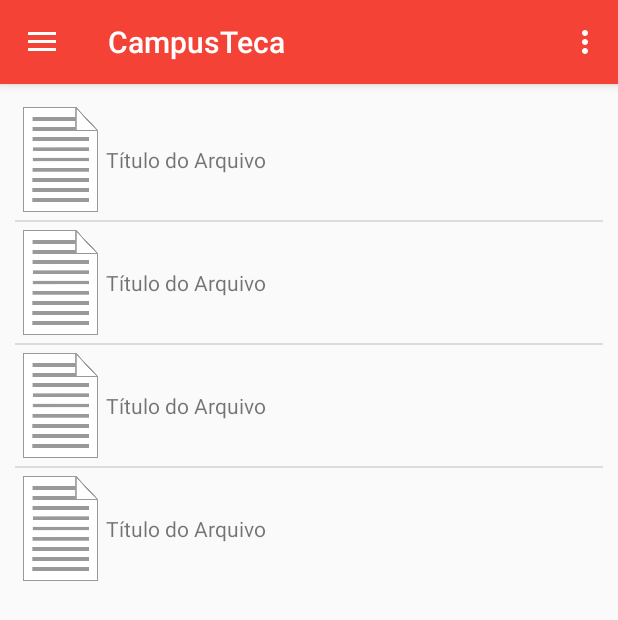
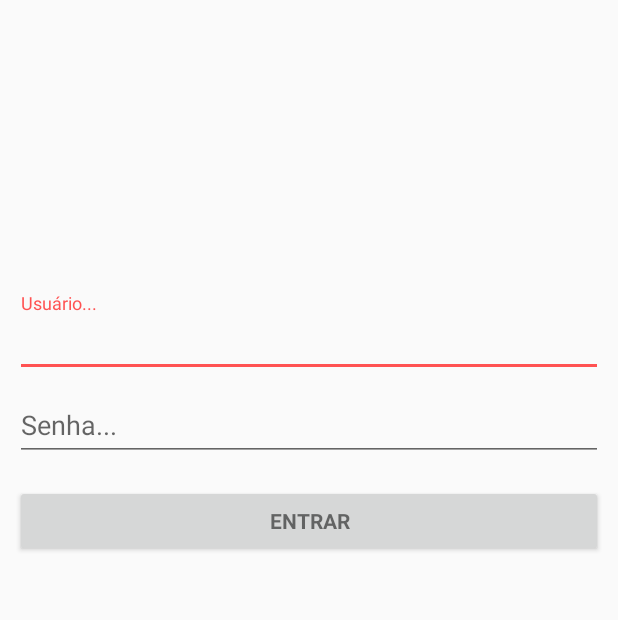
Before and after one commit to pablobedoya/CampusTeca, an Android app: the screen it shows after launch (MainActivity before the commit, LoginActivity after it), on a phone screen of 412 x 824 dp. Shown: the top 620 px of the screen. Run offline under Robolectric (Android 15) with nearby library versions, the phone set to English and light mode, and no system bars; 2 statements that could not run were skipped.

Commit message:
add login #2

```diff
--- /dev/null
+++ b/app/src/main/java/br/ufrn/imd/campusteca/LoginActivity.java
@@ -0,0 +1,353 @@
+package br.ufrn.imd.campusteca;
+
+import android.animation.Animator;
+import android.animation.AnimatorListenerAdapter;
+import android.annotation.TargetApi;
+import android.content.Intent;
+import android.content.pm.PackageManager;
+import android.support.annotation.NonNull;
+import android.support.design.widget.Snackbar;
+import android.support.v7.app.AppCompatActivity;
+import android.app.LoaderManager.LoaderCallbacks;
+
+import android.content.CursorLoader;
+import android.content.Loader;
+import android.database.Cursor;
+import android.net.Uri;
+import android.os.AsyncTask;
+
+import android.os.Build;
+import android.os.Bundle;
+import android.provider.ContactsContract;
+import android.text.TextUtils;
+import android.view.KeyEvent;
+import android.view.View;
+import android.view.View.OnClickListener;
+import android.view.inputmethod.EditorInfo;
+import android.widget.ArrayAdapter;
+import android.widget.AutoCompleteTextView;
+import android.widget.Button;
+import android.widget.EditText;
+import android.widget.TextView;
+
+import java.util.ArrayList;
+import java.util.List;
+
+import static android.Manifest.permission.READ_CONTACTS;
+
+/**
+ * A login screen that offers login via email/password.
+ */
+public class LoginActivity extends AppCompatActivity implements LoaderCallbacks<Cursor> {
+
+    /**
+     * Id to identity READ_CONTACTS permission request.
+     */
+    private static final int REQUEST_READ_CONTACTS = 0;
+
+    /**
+     * A dummy authentication store containing known user names and passwords.
+     * TODO: remove after connecting to a real authentication system.
+     */
+    private static final String[] DUMMY_CREDENTIALS = new String[]{
+            "foo@example.com:hello", "bar@example.com:world"
+    };
+    /**
+     * Keep track of the login task to ensure we can cancel it if requested.
+     */
+    private UserLoginTask mAuthTask = null;
+
+    // UI references.
+    private AutoCompleteTextView mEmailView;
+    private EditText mPasswordView;
+    private View mProgressView;
+    private View mLoginFormView;
+
+    @Override
+    protected void onCreate(Bundle savedInstanceState) {
+        super.onCreate(savedInstanceState);
+        setContentView(R.layout.activity_login);
+        // Set up the login form.
+        mEmailView = (AutoCompleteTextView) findViewById(R.id.email);
+        populateAutoComplete();
+
+        mPasswordView = (EditText) findViewById(R.id.password);
+        mPasswordView.setOnEditorActionListener(new TextView.OnEditorActionListener() {
+            @Override
+            public boolean onEditorAction(TextView textView, int id, KeyEvent keyEvent) {
+                if (id == R.id.login || id == EditorInfo.IME_NULL) {
+                    attemptLogin();
+                    return true;
+                }
+                return false;
+            }
+        });
+
+        Button mEmailSignInButton = (Button) findViewById(R.id.email_sign_in_button);
+        mEmailSignInButton.setOnClickListener(new OnClickListener() {
+            @Override
+            public void onClick(View view) {
+                attemptLogin();
+            }
+        });
+
+        mLoginFormView = findViewById(R.id.login_form);
+        mProgressView = findViewById(R.id.login_progress);
+    }
+
+    private void populateAutoComplete() {
+        if (!mayRequestContacts()) {
+            return;
+        }
+
+        getLoaderManager().initLoader(0, null, this);
+    }
+
+    private boolean mayRequestContacts() {
+        if (Build.VERSION.SDK_INT < Build.VERSION_CODES.M) {
+            return true;
+        }
+        if (checkSelfPermission(READ_CONTACTS) == PackageManager.PERMISSION_GRANTED) {
+            return true;
+        }
+        if (shouldShowRequestPermissionRationale(READ_CONTACTS)) {
+            Snackbar.make(mEmailView, R.string.permission_rationale, Snackbar.LENGTH_INDEFINITE)
+                    .setAction(android.R.string.ok, new View.OnClickListener() {
+                        @Override
+                        @TargetApi(Build.VERSION_CODES.M)
+                        public void onClick(View v) {
+                            requestPermissions(new String[]{READ_CONTACTS}, REQUEST_READ_CONTACTS);
+                        }
+                    });
+        } else {
+            requestPermissions(new String[]{READ_CONTACTS}, REQUEST_READ_CONTACTS);
+        }
+        return false;
+    }
+
+    /**
+     * Callback received when a permissions request has been completed.
+     */
+    @Override
+    public void onRequestPermissionsResult(int requestCode, @NonNull String[] permissions,
+                                           @NonNull int[] grantResults) {
+        if (requestCode == REQUEST_READ_CONTACTS) {
+            if (grantResults.length == 1 && grantResults[0] == PackageManager.PERMISSION_GRANTED) {
+                populateAutoComplete();
+            }
+        }
+    }
+
+
+    /**
+     * Attempts to sign in or register the account specified by the login form.
+     * If there are form errors (invalid email, missing fields, etc.), the
+     * errors are presented and no actual login attempt is made.
+     */
+    private void attemptLogin() {
+        if (mAuthTask != null) {
+            return;
+        }
+
+        // Reset errors.
+        mEmailView.setError(null);
+        mPasswordView.setError(null);
+
+        // Store values at the time of the login attempt.
+        String email = mEmailView.getText().toString();
+        String password = mPasswordView.getText().toString();
+
+        boolean cancel = false;
+        View focusView = null;
+
+        // Check for a valid password, if the user entered one.
+        if (!TextUtils.isEmpty(password) && !isPasswordValid(password)) {
+            mPasswordView.setError(getString(R.string.error_invalid_password));
+            focusView = mPasswordView;
+            cancel = true;
+        }
+
+        // Check for a valid email address.
+        if (TextUtils.isEmpty(email)) {
+            mEmailView.setError(getString(R.string.error_field_required));
+            focusView = mEmailView;
+            cancel = true;
+        } else if (!isEmailValid(email)) {
+            mEmailView.setError(getString(R.string.error_invalid_email));
+            focusView = mEmailView;
+            cancel = true;
+        }
+
+        if (cancel) {
+            // There was an error; don't attempt login and focus the first
+            // form field with an error.
+            focusView.requestFocus();
+        } else {
+            // Show a progress spinner, and kick off a background task to
+            // perform the user login attempt.
+            showProgress(true);
+            mAuthTask = new UserLoginTask(email, password);
+            mAuthTask.execute((Void) null);
+
+            Intent intent = new Intent(LoginActivity.this, MainActivity.class);
+            startActivity(intent);
+        }
+    }
+
+    private boolean isEmailValid(String email) {
+        //TODO: Replace this with your own logic
+        return email.contains("");
+    }
+
+    private boolean isPasswordValid(String password) {
+        //TODO: Replace this with your own logic
+        return password.length() > 4;
+    }
+
+    /**
+     * Shows the progress UI and hides the login form.
+     */
+    @TargetApi(Build.VERSION_CODES.HONEYCOMB_MR2)
+    private void showProgress(final boolean show) {
+        // On Honeycomb MR2 we have the ViewPropertyAnimator APIs, which allow
+        // for very easy animations. If available, use these APIs to fade-in
+        // the progress spinner.
+        if (Build.VERSION.SDK_INT >= Build.VERSION_CODES.HONEYCOMB_MR2) {
+            int shortAnimTime = getResources().getInteger(android.R.integer.config_shortAnimTime);
+
+            mLoginFormView.setVisibility(show ? View.GONE : View.VISIBLE);
+            mLoginFormView.animate().setDuration(shortAnimTime).alpha(
+                    show ? 0 : 1).setListener(new AnimatorListenerAdapter() {
+                @Override
+                public void onAnimationEnd(Animator animation) {
+                    mLoginFormView.setVisibility(show ? View.GONE : View.VISIBLE);
+                }
+            });
+
+            mProgressView.setVisibility(show ? View.VISIBLE : View.GONE);
+            mProgressView.animate().setDuration(shortAnimTime).alpha(
+                    show ? 1 : 0).setListener(new AnimatorListenerAdapter() {
+                @Override
+                public void onAnimationEnd(Animator animation) {
+                    mProgressView.setVisibility(show ? View.VISIBLE : View.GONE);
+                }
+            });
+        } else {
+            // The ViewPropertyAnimator APIs are not available, so simply show
+            // and hide the relevant UI components.
+            mProgressView.setVisibility(show ? View.VISIBLE : View.GONE);
+            mLoginFormView.setVisibility(show ? View.GONE : View.VISIBLE);
+        }
+    }
+
+    @Override
+    public Loader<Cursor> onCreateLoader(int i, Bundle bundle) {
+        return new CursorLoader(this,
+                // Retrieve data rows for the device user's 'profile' contact.
+                Uri.withAppendedPath(ContactsContract.Profile.CONTENT_URI,
+                        ContactsContract.Contacts.Data.CONTENT_DIRECTORY), ProfileQuery.PROJECTION,
+
+                // Select only email addresses.
+                ContactsContract.Contacts.Data.MIMETYPE +
+                        " = ?", new String[]{ContactsContract.CommonDataKinds.Email
+                .CONTENT_ITEM_TYPE},
+
+                // Show primary email addresses first. Note that there won't be
+                // a primary email address if the user hasn't specified one.
+                ContactsContract.Contacts.Data.IS_PRIMARY + " DESC");
+    }
+
+    @Override
+    public void onLoadFinished(Loader<Cursor> cursorLoader, Cursor cursor) {
+        List<String> emails = new ArrayList<>();
+        cursor.moveToFirst();
+        while (!cursor.isAfterLast()) {
+            emails.add(cursor.getString(ProfileQuery.ADDRESS));
+            cursor.moveToNext();
+        }
+
+        addEmailsToAutoComplete(emails);
+    }
+
+    @Override
+    public void onLoaderReset(Loader<Cursor> cursorLoader) {
+
+    }
+
+    private interface ProfileQuery {
+        String[] PROJECTION = {
+                ContactsContract.CommonDataKinds.Email.ADDRESS,
+                ContactsContract.CommonDataKinds.Email.IS_PRIMARY,
+        };
+
+        int ADDRESS = 0;
+        int IS_PRIMARY = 1;
+    }
+
+
+    private void addEmailsToAutoComplete(List<String> emailAddressCollection) {
+        //Create adapter to tell the AutoCompleteTextView what to show in its dropdown list.
+        ArrayAdapter<String> adapter =
+                new ArrayAdapter<>(LoginActivity.this,
+                        android.R.layout.simple_dropdown_item_1line, emailAddressCollection);
+
+        mEmailView.setAdapter(adapter);
+    }
+
+    /**
+     * Represents an asynchronous login/registration task used to authenticate
+     * the user.
+     */
+    public class UserLoginTask extends AsyncTask<Void, Void, Boolean> {
+
+        private final String mEmail;
+        private final String mPassword;
+
+        UserLoginTask(String email, String password) {
+            mEmail = email;
+            mPassword = password;
+        }
+
+        @Override
+        protected Boolean doInBackground(Void... params) {
+            // TODO: attempt authentication against a network service.
+
+            try {
+                // Simulate network access.
+                Thread.sleep(2000);
+            } catch (InterruptedException e) {
+                return false;
+            }
+
+            for (String credential : DUMMY_CREDENTIALS) {
+                String[] pieces = credential.split(":");
+                if (pieces[0].equals(mEmail)) {
+                    // Account exists, return true if the password matches.
+                    return pieces[1].equals(mPassword);
+                }
+            }
+
+            // TODO: register the new account here.
+            return true;
+        }
+
+        @Override
+        protected void onPostExecute(final Boolean success) {
+            mAuthTask = null;
+            showProgress(false);
+
+            if (success) {
+                finish();
+            } else {
+                mPasswordView.setError(getString(R.string.error_incorrect_password));
+                mPasswordView.requestFocus();
+            }
+        }
+
+        @Override
+        protected void onCancelled() {
+            mAuthTask = null;
+            showProgress(false);
+        }
+    }
+}
--- /dev/null
+++ b/app/src/main/res/layout/activity_login.xml
@@ -0,0 +1,75 @@
+<LinearLayout xmlns:android="http://schemas.android.com/apk/res/android"
+    xmlns:tools="http://schemas.android.com/tools"
+    android:layout_width="match_parent"
+    android:layout_height="match_parent"
+    android:gravity="center_horizontal"
+    android:orientation="vertical"
+    android:paddingBottom="@dimen/activity_vertical_margin"
+    android:paddingLeft="@dimen/activity_horizontal_margin"
+    android:paddingRight="@dimen/activity_horizontal_margin"
+    android:paddingTop="@dimen/activity_vertical_margin"
+    tools:context="br.ufrn.imd.campusteca.LoginActivity">
+
+    <!-- Login progress -->
+    <ProgressBar
+        android:id="@+id/login_progress" style="?android:attr/progressBarStyleLarge"
+        android:layout_width="wrap_content"
+        android:layout_height="wrap_content"
+        android:layout_marginBottom="8dp"
+        android:visibility="gone" />
+
+    <ScrollView
+        android:id="@+id/login_form"
+        android:layout_width="match_parent"
+        android:layout_height="185dp"
+        android:layout_gravity="center_horizontal|bottom"
+        android:textAlignment="center">
+
+    </ScrollView>
+
+    <LinearLayout
+        android:id="@+id/email_login_form"
+        android:layout_width="match_parent"
+        android:layout_height="wrap_content"
+        android:orientation="vertical">
+
+        <android.support.design.widget.TextInputLayout
+            android:layout_width="match_parent"
+            android:layout_height="wrap_content">
+
+            <AutoCompleteTextView
+                android:id="@+id/email"
+                android:layout_width="match_parent"
+                android:layout_height="wrap_content"
+                android:hint="@string/prompt_email"
+                android:inputType="textEmailAddress"
+                android:maxLines="1"
+                android:singleLine="true" />
+
+        </android.support.design.widget.TextInputLayout>
+
+        <android.support.design.widget.TextInputLayout android:layout_width="match_parent"
+            android:layout_height="wrap_content">
+
+            <EditText android:id="@+id/password"
+                android:layout_width="match_parent"
+                android:layout_height="wrap_content"
+                android:hint="@string/prompt_password"
+                android:imeActionId="@+id/login"
+                android:imeActionLabel="@string/action_sign_in_short"
+                android:imeOptions="actionUnspecified"
+                android:inputType="textPassword"
+                android:maxLines="1"
+                android:singleLine="true" />
+
+        </android.support.design.widget.TextInputLayout>
+
+        <Button android:id="@+id/email_sign_in_button" style="?android:textAppearanceSmall"
+            android:layout_width="match_parent"
+            android:layout_height="wrap_content"
+            android:layout_marginTop="16dp"
+            android:text="@string/action_sign_in"
+            android:textStyle="bold" />
+
+    </LinearLayout>
+</LinearLayout>
--- a/app/src/main/res/values/strings.xml
+++ b/app/src/main/res/values/strings.xml
@@ -2,11 +2,25 @@
     <string name="app_name">CampusTeca</string>
     <string name="action_settings">Settings</string>
 
-    <string name="title_activity_create_review">CreateReviewActivity</string>
-    <string name="title_activity_archive">ArchiveActivity</string>
-    <string name="title_activity_main">MainActivity</string>
+
+    <string name="title_activity_create_review">Criar Resenha</string>
+    <string name="title_activity_archive">Arquivo</string>
+    <string name="title_activity_main">Arquivos Recentes</string>
 
     <string name="navigation_drawer_open">Open navigation drawer</string>
     <string name="navigation_drawer_close">Close navigation drawer</string>
+    <string name="title_activity_login">Entrar</string>
+
+    <!-- Strings related to login -->
+    <string name="prompt_email">Usuário...</string>
+    <string name="prompt_password">Senha... </string>
+    <string name="action_sign_in">ENTRAR</string>
+    <string name="action_sign_in_short">Entrar</string>
+    <string name="error_invalid_email">Usuário Inválido</string>
+    <string name="error_invalid_password">Senha Curta</string>
+    <string name="error_incorrect_password">Senha Incorreta</string>
+    <string name="error_field_required">Campo Obrigatório</string>
+    <string name="permission_rationale">"Permissão negadas."
+    </string>
 
 </resources>
```
Also changed, not shown: app/src/main/AndroidManifest.xml (+12 -1 lines), app/src/main/res/layout/activity_archive.xml (+20 -10 lines), app/src/main/res/layout/activity_create_review.xml (+14 -7 lines), app/src/main/res/layout/activity_main.xml (+16 -8 lines), app/src/main/res/layout/app_bar_main.xml (+14 -7 lines), app/src/main/res/layout/nav_header_main.xml (+19 -8 lines), 1 other file.
